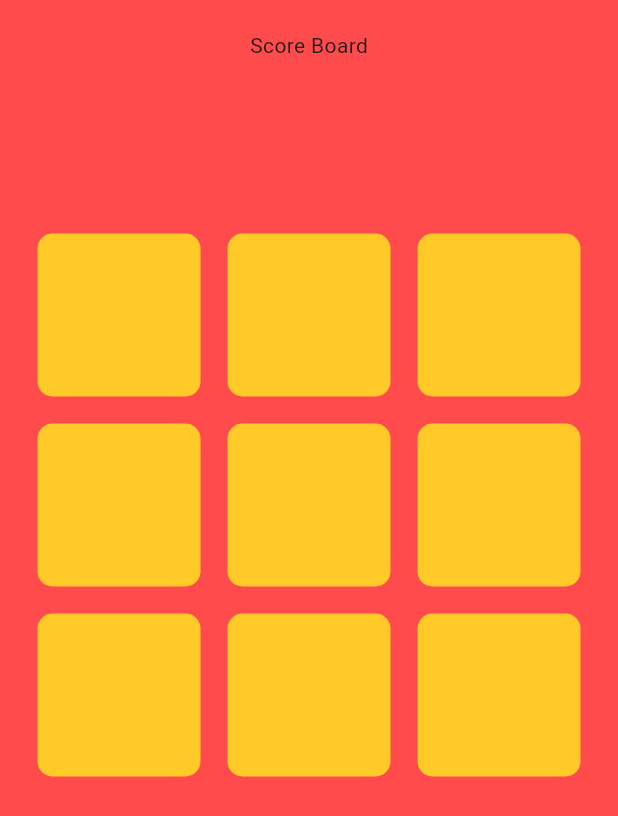
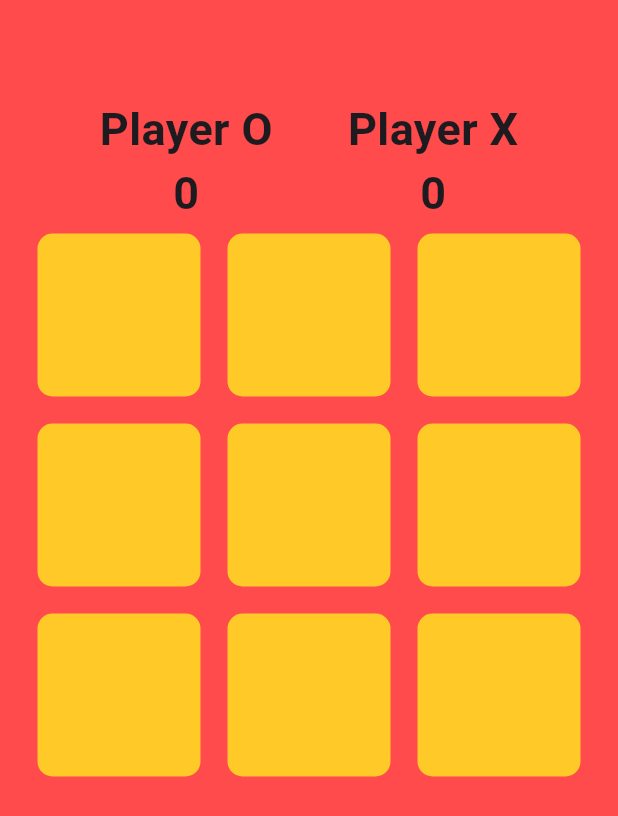
Before and after one commit to neelislam/tic_tac_toe_game_with_flutter, a Flutter app: the screen it shows after launch, on a phone screen of 412 x 824 dp. Shown: the top 816 px of the screen. Run offline on Flutter 3.47's test engine with Material 3 defaults, Android fonts, the phone set to English and light mode, and no system bars.

Commit message:
Draw condition

```diff
--- a/lib/screens/game.dart
+++ b/lib/screens/game.dart
@@ -12,8 +12,12 @@ class gamePage extends StatefulWidget {
 class _gamePageState extends State<gamePage> {
   bool oTurn = true;
   String resultDeclaration = '';
+  bool winnerFound = false;
+  List<String> displayXO = ['', '', '', '', '', '', '', '', ''];
 
-  List<String> displayXO = ['', '', '', '', '', '', '', '', ''];
+  int oScore = 0;
+  int xScore = 0;
+  int filledBoxes = 0;
   @override
   Widget build(BuildContext context) {
     return Scaffold(
@@ -23,7 +27,42 @@ class _gamePageState extends State<gamePage> {
         padding: const EdgeInsets.all(20),
         child: Column(
           children: [
-            Expanded(flex: 1, child: Text('Score Board')),
+            Expanded(flex: 1,
+                child: Container(
+                  child: Row(
+                    mainAxisAlignment: MainAxisAlignment.center,
+                    children: [
+                      Column(
+                        mainAxisAlignment: MainAxisAlignment.end,
+                        children: [
+                          Text('Player O', style: TextStyle(
+                            fontWeight: FontWeight.bold,
+                            fontSize: 30,
+                          ) ,),
+                          Text(oScore.toString(), style: TextStyle(
+                            fontWeight: FontWeight.bold,
+                            fontSize: 30,
+                          ) ,)
+                        ],
+                      ),
+                      SizedBox(width: 50,),
+                      Column(
+                        mainAxisAlignment: MainAxisAlignment.end,
+                        children: [
+                          Text('Player X', style: TextStyle(
+                            fontWeight: FontWeight.bold,
+                            fontSize: 30,
+                          ) ,),
+                          Text(xScore.toString(), style: TextStyle(
+                            fontWeight: FontWeight.bold,
+                            fontSize: 30,
+                          ) ,)
+                        ],
+                      ),
+                    ],
+
+                  ),
+                )),
             Expanded(
               flex: 3,
               child: GridView.builder(
@@ -65,8 +104,7 @@ class _gamePageState extends State<gamePage> {
                 },
               ),
             ),
-            Expanded(flex: 2,
-                child: Text(resultDeclaration)),
+            Expanded(flex: 2, child: Text(resultDeclaration)),
           ],
         ),
       ),
@@ -77,8 +115,10 @@ class _gamePageState extends State<gamePage> {
     setState(() {
       if (oTurn && displayXO[index] == '') {
         displayXO[index] = 'O';
+        filledBoxes++;
       } else if (!oTurn && displayXO[index] == '') {
         displayXO[index] = 'X';
+        filledBoxes++;
       }
       oTurn = !oTurn;
       _checkWinner();
@@ -92,6 +132,7 @@ class _gamePageState extends State<gamePage> {
         displayXO[0] != '') {
       setState(() {
         resultDeclaration = 'Player ${displayXO[0]} Wins!';
+        _updateScore(displayXO[0]);
       });
     }
     //2nd row
@@ -100,6 +141,7 @@ class _gamePageState extends State<gamePage> {
         displayXO[3] != '') {
       setState(() {
         resultDeclaration = 'Player ${displayXO[3]} Wins!';
+        _updateScore(displayXO[3]);
       });
     }
 
@@ -109,6 +151,7 @@ class _gamePageState extends State<gamePage> {
         displayXO[6] != '') {
       setState(() {
         resultDeclaration = 'Player ${displayXO[6]} Wins!';
+        _updateScore(displayXO[6]);
       });
     }
 
@@ -118,6 +161,7 @@ class _gamePageState extends State<gamePage> {
         displayXO[0] != '') {
       setState(() {
         resultDeclaration = 'Player ${displayXO[0]} Wins!';
+        _updateScore(displayXO[0]);
       });
     }
     //2nd col
@@ -126,6 +170,7 @@ class _gamePageState extends State<gamePage> {
         displayXO[1] != '') {
       setState(() {
         resultDeclaration = 'Player ${displayXO[1]} Wins!';
+        _updateScore(displayXO[1]);
       });
     }
 
@@ -135,6 +180,7 @@ class _gamePageState extends State<gamePage> {
         displayXO[2] != '') {
       setState(() {
         resultDeclaration = 'Player ${displayXO[2]} Wins!';
+        _updateScore(displayXO[2]);
       });
     }
 
@@ -146,6 +192,7 @@ class _gamePageState extends State<gamePage> {
         displayXO[0] != '') {
       setState(() {
         resultDeclaration = 'Player ${displayXO[0]} Wins!';
+        _updateScore(displayXO[0]);
       });
     }
     //corner 2
@@ -155,9 +202,23 @@ class _gamePageState extends State<gamePage> {
         displayXO[2] != '') {
       setState(() {
         resultDeclaration = 'Player ${displayXO[2]} Wins!';
+        _updateScore(displayXO[2]);
       });
     }
+    if( !winnerFound && filledBoxes == 9){
+      setState(() {
+        resultDeclaration = 'Nobody Wins!';
+      });
+    }
+  }
 
+  void _updateScore(String winner){
+    if(winner == 'O'){
+      oScore++;
+    }else if(winner == 'X'){
+      xScore++;
+    }
+    winnerFound = true;
 
   }
 }
```
